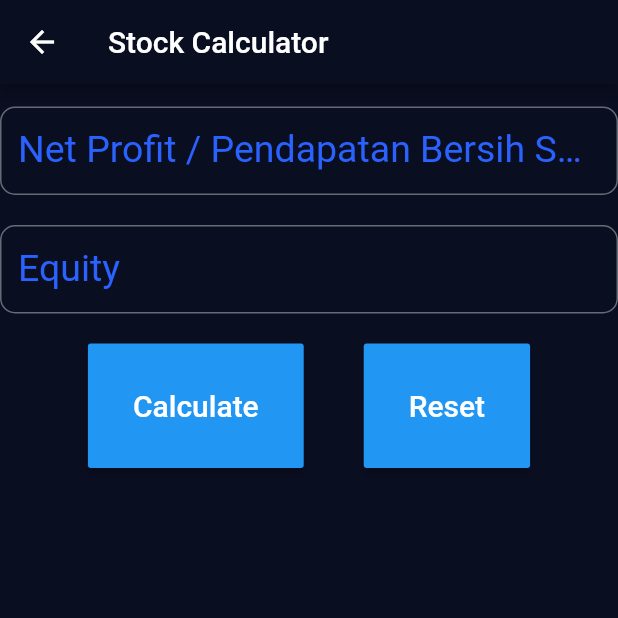
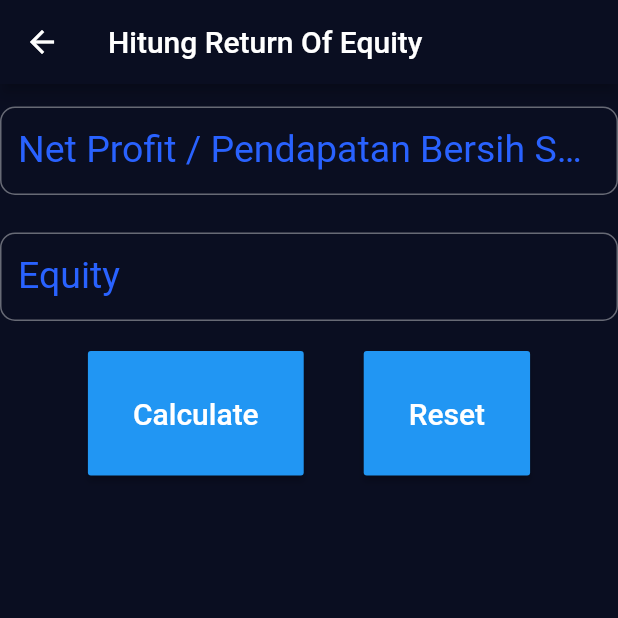
Before and after one commit to roberthandiwijaya/stock_calc, a Flutter app: the ROEPage screen opened by its route, on a phone screen of 412 x 824 dp, the top half of it. Run offline on Flutter 3.47's test engine with Material 2 defaults, Android fonts, the phone set to English and light mode, and no system bars.

Commit message:
Refactoring the code

```diff
--- a/lib/hitung_roe.dart
+++ b/lib/hitung_roe.dart
@@ -1,6 +1,7 @@
 import 'package:flutter/cupertino.dart';
 import 'package:flutter/material.dart';
 import 'package:stock_calc/constants.dart';
+import 'package:stock_calc/stock_brain.dart';
 
 class ROEPage extends StatefulWidget {
   @override
@@ -17,41 +18,24 @@ class _ROEPageState extends State<ROEPage> {
   Widget build(BuildContext context) {
     return Scaffold(
       appBar: AppBar(
-        title: Text('Stock Calculator'),
+        title: Text('Hitung Return Of Equity'),
       ),
       body: Column(
         children: <Widget>[
-          Container(
-            margin: EdgeInsets.only(top:15.0),
-            child: TextField(
-              keyboardType: TextInputType.number,
-              controller: netProfitController,
-              decoration: InputDecoration(
-                labelText: 'Net Profit / Pendapatan Bersih Setelah Pajak',
-                labelStyle: TextStyle(
-                    color: Colors.blueAccent.shade700, fontSize: 25.0),
-                border:
-                OutlineInputBorder(borderRadius: BorderRadius.circular(10)),
-              ),
-              onChanged: (netProfit) {},
-            ),
+          ReusableTextField(
+            controller: netProfitController,
+            labelTextField: 'Net Profit / Pendapatan Bersih Setelah Pajak',
+            onChangedData: (netProfit){
+            },
           ),
           SizedBox(
-            height: 20.0,
+            height: 10.0,
           ),
-          Container(
-            child: TextField(
-              keyboardType: TextInputType.number,
-              controller: equityController,
-              decoration: InputDecoration(
-                labelText: 'Equity',
-                labelStyle: TextStyle(
-                    color: Colors.blueAccent.shade700, fontSize: 25.0),
-                border:
-                OutlineInputBorder(borderRadius: BorderRadius.circular(10)),
-              ),
-              onChanged: (equity) {},
-            ),
+          ReusableTextField(
+            controller: equityController,
+            labelTextField: 'Equity',
+            onChangedData: (profit){
+            },
           ),
           SizedBox(
             height: 20.0,
@@ -95,7 +79,7 @@ class _ROEPageState extends State<ROEPage> {
 
             ],
           ),
-          SizedBox(height: 25.0,),
+          SizedBox(height: 20.0,),
           Container(
             child: Text(
               this.displayResult,
--- a/lib/stock_brain.dart
+++ b/lib/stock_brain.dart
@@ -1,14 +1,12 @@
 import 'package:flutter/material.dart';
 
-class TopTextField extends StatelessWidget {
-  // const TopTextField({
-  //   Key key,
-  //   @required this.netRevenueController,
-  // }) : super(key: key);
+class ReusableTextField extends StatelessWidget {
 
-  TopTextField({@required this.netRevenueController});
+  ReusableTextField({@required this.controller, this.labelTextField, this.onChangedData});
 
-  final TextEditingController netRevenueController;
+  final TextEditingController controller;
+  final String labelTextField;
+  final Function onChangedData;
 
   @override
   Widget build(BuildContext context) {
@@ -16,16 +14,15 @@ class TopTextField extends StatelessWidget {
       margin: EdgeInsets.only(top: 15.0),
       child: TextField(
         keyboardType: TextInputType.number,
-        controller: netRevenueController,
+        controller: controller,
         decoration: InputDecoration(
-          labelText: 'Net Revenue / Pendapatan Bersih',
+          labelText: labelTextField,
           labelStyle: TextStyle(
               color: Colors.blueAccent.shade700, fontSize: 25.0),
           border:
           OutlineInputBorder(borderRadius: BorderRadius.circular(10)),
         ),
-        onChanged: (netRevenue) {
-        },
+        onChanged: onChangedData,
       ),
     );
   }
```
Also changed, not shown: lib/hitung_gpm.dart (+20 -20 lines).
